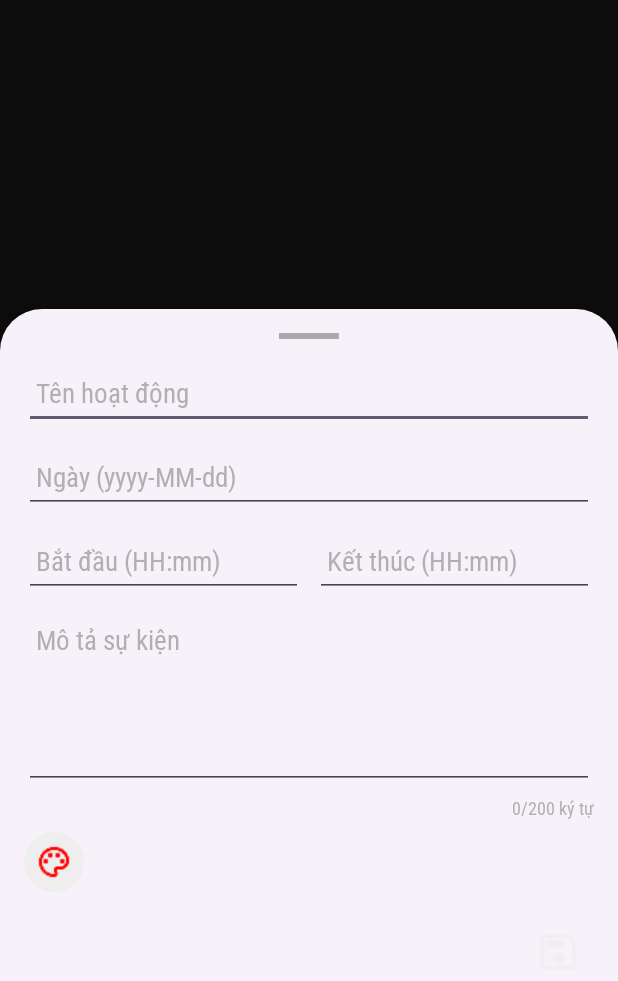
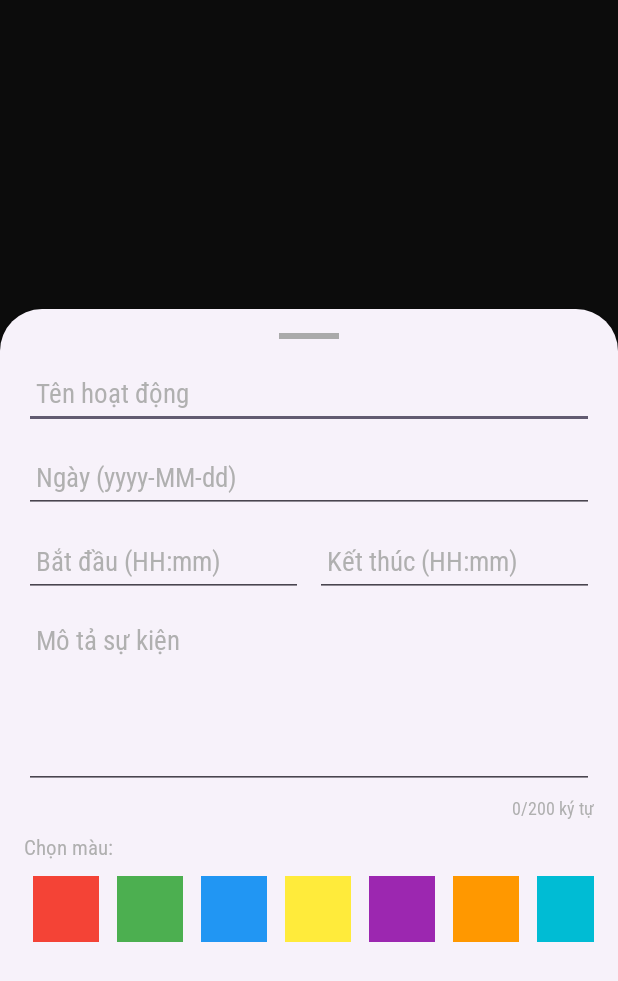
Before and after one commit to Sier-eN/TaskFlow, an Android app: the fragment AddEditActivityBottomSheet placed in its activity, on a phone screen of 412 x 824 dp. Shown: the top 981 px of the screen. Run offline under Robolectric (Android 15) with nearby library versions, the light colour scheme and no system bars; our stand-ins replace Room's generated code; 7 statements that could not run were skipped.

Commit message:
commit lan 8

```diff
--- a/app/src/main/java/Fragments/AddEditActivityBottomSheet.java
+++ b/app/src/main/java/Fragments/AddEditActivityBottomSheet.java
@@ -13,14 +13,18 @@ import android.widget.Toast;
 
 import androidx.annotation.NonNull;
 import androidx.annotation.Nullable;
+import androidx.recyclerview.widget.LinearLayoutManager;
+import androidx.recyclerview.widget.RecyclerView;
 
 import com.example.apptg.R;
 import com.google.android.material.bottomsheet.BottomSheetBehavior;
 import com.google.android.material.bottomsheet.BottomSheetDialogFragment;
 
+import java.util.Arrays;
 import java.util.Calendar;
 import java.util.List;
 
+import Adapter.ColorAdapter;
 import Database.AppDatabase;
 import dao.ActivityItemDao;
 import item.ActivityItem;
@@ -28,11 +32,20 @@ import item.ActivityItem;
 public class AddEditActivityBottomSheet extends BottomSheetDialogFragment {
 
     private EditText edtTitle, edtDate, edtStartTime, edtEndTime, edtDescription;
-    private ImageView imgColor, imgSave, imgDelete;
+    private ImageView imgSave, imgDelete;
+    private RecyclerView rvColors;
     private ActivityItem activity;
     private ActivityItemDao activityDao;
-    private String selectedColor = "#FF0000";
+    private String selectedColor = "#F44336"; // Mặc định đỏ
     private Runnable listener;
+
+    // 10 màu
+    private List<String> colorList = Arrays.asList(
+            "#F44336", "#4CAF50", "#2196F3", "#FFEB3B", "#9C27B0",
+            "#FF9800", "#00BCD4", "#E91E63", "#795548", "#607D8B"
+    );
+
+    private ColorAdapter colorAdapter;
 
     public static AddEditActivityBottomSheet newInstance(ActivityItem activity) {
         AddEditActivityBottomSheet sheet = new AddEditActivityBottomSheet();
@@ -56,14 +69,21 @@ public class AddEditActivityBottomSheet extends BottomSheetDialogFragment {
         edtDate = view.findViewById(R.id.edt_date);
         edtStartTime = view.findViewById(R.id.edt_start_time);
         edtEndTime = view.findViewById(R.id.edt_end_time);
-        edtDescription = view.findViewById(R.id.edt_description); // 🔥 Thêm ô mô tả
-        imgColor = view.findViewById(R.id.img_color);
+        edtDescription = view.findViewById(R.id.edt_description);
         imgSave = view.findViewById(R.id.img_save);
         imgDelete = view.findViewById(R.id.img_delete);
+        rvColors = view.findViewById(R.id.rv_colors);
 
         activityDao = AppDatabase.getInstance(requireContext()).activityItemDao();
 
-        // --- Load dữ liệu nếu đang sửa ---
+        // Setup RecyclerView chọn màu
+        colorAdapter = new ColorAdapter(getContext(), colorList, (colorHex, pos) -> {
+            selectedColor = colorHex;
+        });
+        rvColors.setLayoutManager(new LinearLayoutManager(getContext(), LinearLayoutManager.HORIZONTAL, false));
+        rvColors.setAdapter(colorAdapter);
+
+        // Load dữ liệu nếu đang sửa
         if (getArguments() != null && getArguments().containsKey("activityId")) {
             int id = getArguments().getInt("activityId");
             new Thread(() -> {
@@ -80,10 +100,12 @@ public class AddEditActivityBottomSheet extends BottomSheetDialogFragment {
                         edtDate.setText(activity.getDateIso());
                         edtStartTime.setText(activity.getStartTime());
                         edtEndTime.setText(activity.getEndTime());
-                        edtDescription.setText(activity.getDescription()); // 🔥 Hiển thị mô tả
+                        edtDescription.setText(activity.getDescription());
                         selectedColor = activity.getColorHex();
                         imgDelete.setVisibility(View.VISIBLE);
-                        imgColor.setColorFilter(android.graphics.Color.parseColor(selectedColor));
+
+                        int pos = colorList.indexOf(selectedColor);
+                        if (pos != -1) colorAdapter.setSelectedPos(pos);
                     });
                 }
             }).start();
@@ -94,17 +116,6 @@ public class AddEditActivityBottomSheet extends BottomSheetDialogFragment {
         edtDate.setOnClickListener(v -> showDatePicker(edtDate));
         edtStartTime.setOnClickListener(v -> showTimePicker(edtStartTime));
         edtEndTime.setOnClickListener(v -> showTimePicker(edtEndTime));
-
-        imgColor.setColorFilter(android.graphics.Color.parseColor(selectedColor));
-        imgColor.setOnClickListener(v -> {
-            // Chọn màu: click lần lượt 5 màu
-            if ("#FF0000".equals(selectedColor)) selectedColor = "#00FF00";
-            else if ("#00FF00".equals(selectedColor)) selectedColor = "#0000FF";
-            else if ("#0000FF".equals(selectedColor)) selectedColor = "#FFFF00";
-            else if ("#FFFF00".equals(selectedColor)) selectedColor = "#FF00FF";
-            else selectedColor = "#FF0000";
-            imgColor.setColorFilter(android.graphics.Color.parseColor(selectedColor));
-        });
 
         imgSave.setOnClickListener(v -> saveActivity());
         imgDelete.setOnClickListener(v -> deleteActivity());
@@ -142,7 +153,6 @@ public class AddEditActivityBottomSheet extends BottomSheetDialogFragment {
 
         new Thread(() -> {
             if (activity == null) {
-                // ✅ Gọi constructor đầy đủ 6 tham số
                 ActivityItem newActivity = new ActivityItem(title, date, start, end, selectedColor, description);
                 activityDao.insert(newActivity);
             } else {
@@ -161,6 +171,7 @@ public class AddEditActivityBottomSheet extends BottomSheetDialogFragment {
             dismiss();
         }).start();
     }
+
     private void deleteActivity() {
         if (activity != null) {
             new Thread(() -> {
--- a/app/src/main/res/layout/bottomsheet_add_edit_activity.xml
+++ b/app/src/main/res/layout/bottomsheet_add_edit_activity.xml
@@ -99,15 +99,22 @@
             android:layout_marginTop="4dp"
             android:fontFamily="@font/robotocondensed" />
 
-        <ImageView
-            android:id="@+id/img_color"
-            android:layout_width="40dp"
-            android:layout_height="40dp"
-            android:src="@drawable/color"
+        <TextView
+            android:layout_width="wrap_content"
+            android:layout_height="wrap_content"
+            android:text="Chọn màu:"
+            android:textColor="@color/mautrangnhathon"
             android:layout_marginTop="8dp"
-            android:background="@drawable/bg_circle"
-            android:contentDescription="Chọn màu"
-            android:padding="8dp" />
+            android:fontFamily="@font/robotocondensed"/>
+
+        <androidx.recyclerview.widget.RecyclerView
+            android:id="@+id/rv_colors"
+            android:layout_width="match_parent"
+            android:layout_height="64dp"
+            android:layout_marginTop="4dp"
+            android:orientation="horizontal"
+            android:overScrollMode="never"/>
+
 
         <LinearLayout
             android:layout_width="match_parent"
```
